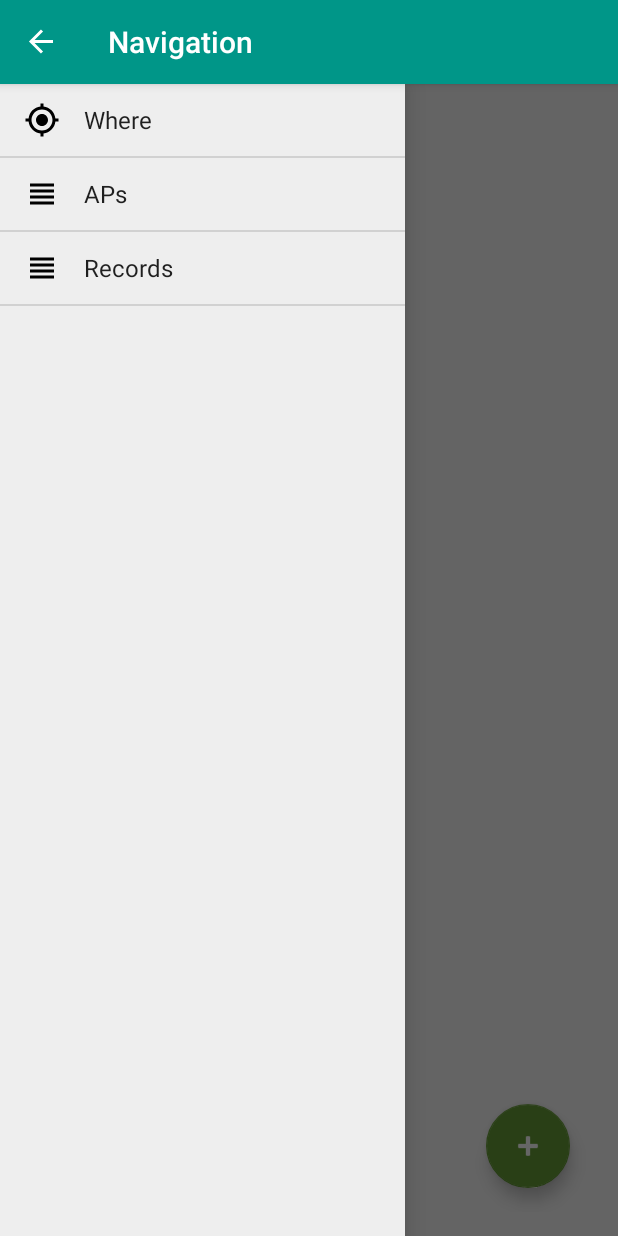
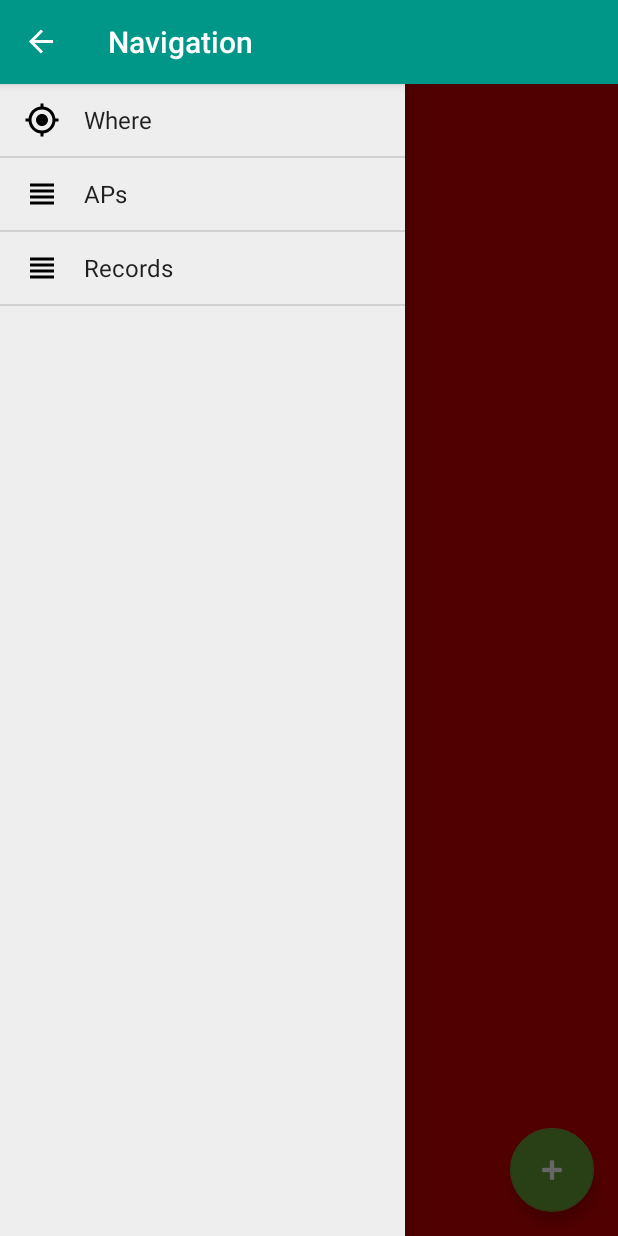
Before and after one commit to Modac/WifiTracker, an Android app: the screen it shows after launch (MainActivity), with the side drawer open, on a phone screen of 412 x 824 dp. Run offline under Robolectric (Android 15) with nearby library versions, the phone set to English and light mode, and no system bars.

Commit message:
Changed fragment margin (relLayMain padding)

```diff
--- a/app/src/main/res/drawable/shadow.xml
+++ b/app/src/main/res/drawable/shadow.xml
@@ -7,7 +7,7 @@
         android:centerX="98%"
         android:startColor="#FFffffff"
         android:centerColor="#FFffffff"
-        android:endColor="#585858"
+        android:endColor="#a7a7a7"
         android:angle="90"/>
 
 </shape>
--- a/app/src/main/res/layout/activity_main.xml
+++ b/app/src/main/res/layout/activity_main.xml
@@ -11,11 +11,9 @@
         android:id="@+id/relLayMain"
         android:layout_width="match_parent"
         android:layout_height="match_parent"
-        android:paddingBottom="@dimen/activity_vertical_margin"
-        android:paddingLeft="@dimen/activity_horizontal_margin"
-        android:paddingRight="@dimen/activity_horizontal_margin"
-        android:paddingTop="@dimen/activity_vertical_margin"
-        tools:context="com.modac.wifitracker.MainActivity">
+        tools:context="com.modac.wifitracker.MainActivity"
+        android:background="@android:color/holo_red_dark"
+        android:padding="0dp">
 
         <android.support.design.widget.FloatingActionButton
             android:id="@+id/fab"
```
